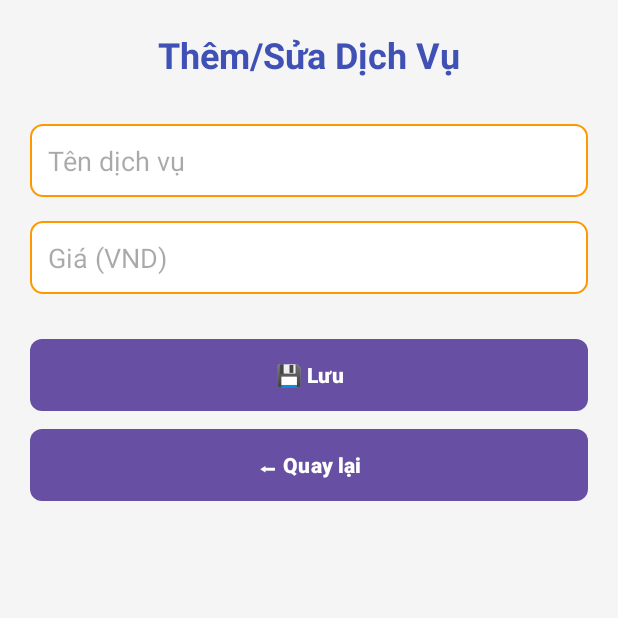
After one commit to qxtruong2004/FootballField, an Android app: the AddEditServiceActivity screen opened directly, with no data from a screen before it, on a phone screen of 412 x 824 dp, the top half of it. The commit adds this screen. Run offline under Robolectric (Android 15) with nearby library versions, the phone set to English and light mode, and no system bars.

Commit message:
build service module, initial database method

```diff
--- a/app/src/main/AndroidManifest.xml
+++ b/app/src/main/AndroidManifest.xml
@@ -23,6 +23,8 @@
         </activity>
         <activity android:name=".activity.RegisterActivity" />
         <activity android:name=".activity.MainActivity" />
+        <activity android:name=".activity.ServiceManagementActivity" />
+        <activity android:name=".activity.AddEditServiceActivity" />
 
     </application>
 
--- /dev/null
+++ b/app/src/main/java/com/example/football_field_management/activity/AddEditServiceActivity.java
@@ -0,0 +1,87 @@
+package com.example.football_field_management.activity;
+
+import android.os.Bundle;
+import android.widget.Button;
+import android.widget.EditText;
+import android.widget.Toast;
+
+import androidx.appcompat.app.AppCompatActivity;
+
+import com.example.football_field_management.R;
+import com.example.football_field_management.database.DatabaseHelper;
+import com.example.football_field_management.model.Service;
+
+public class AddEditServiceActivity extends AppCompatActivity {
+    private EditText nameEditText, priceEditText;
+    private Button saveButton, backButton;
+    private DatabaseHelper dbHelper;
+    private Service service;
+
+    @Override
+    protected void onCreate(Bundle savedInstanceState) {
+        super.onCreate(savedInstanceState);
+        setContentView(R.layout.activity_add_edit_service);
+
+        dbHelper = new DatabaseHelper(this);
+        nameEditText = findViewById(R.id.edit_service_name);
+        priceEditText = findViewById(R.id.edit_service_price);
+        saveButton = findViewById(R.id.button_save);
+        backButton = findViewById(R.id.button_back);
+
+        int serviceId = getIntent().getIntExtra("SERVICE_ID", -1);
+        if (serviceId != -1) {
+            for (Service s : dbHelper.getAllServices()) {
+                if (s.getId() == serviceId) {
+                    service = s;
+                    break;
+                }
+            }
+            if (service != null) {
+                nameEditText.setText(service.getName());
+                priceEditText.setText(String.valueOf(service.getPrice()));
+            }
+        }
+
+        saveButton.setOnClickListener(v -> {
+            String name = nameEditText.getText().toString().trim();
+            String priceStr = priceEditText.getText().toString().trim();
+
+            if (name.isEmpty() || priceStr.isEmpty()) {
+                Toast.makeText(this, "Vui lòng nhập đầy đủ thông tin", Toast.LENGTH_SHORT).show();
+                return;
+            }
+
+            double price;
+            try {
+                price = Double.parseDouble(priceStr);
+            } catch (NumberFormatException e) {
+                Toast.makeText(this, "Giá không hợp lệ", Toast.LENGTH_SHORT).show();
+                return;
+            }
+
+            if (service == null) {
+                service = new Service();
+                service.setName(name);
+                service.setPrice(price);
+                if (dbHelper.addService(service)) {
+                    Toast.makeText(this, "Thêm dịch vụ thành công", Toast.LENGTH_SHORT).show();
+                    finish();
+                } else {
+                    Toast.makeText(this, "Thêm dịch vụ thất bại", Toast.LENGTH_SHORT).show();
+                }
+            } else {
+                service.setName(name);
+                service.setPrice(price);
+                if (dbHelper.updateService(service)) {
+                    Toast.makeText(this, "Cập nhật dịch vụ thành công", Toast.LENGTH_SHORT).show();
+                    finish();
+                } else {
+                    Toast.makeText(this, "Cập nhật dịch vụ thất bại", Toast.LENGTH_SHORT).show();
+                }
+            }
+        });
+
+        backButton.setOnClickListener(v -> finish());
+    }
+
+}
--- /dev/null
+++ b/app/src/main/res/drawable/bg_button_primary.xml
@@ -0,0 +1,14 @@
+<selector xmlns:android="http://schemas.android.com/apk/res/android">
+    <item android:state_pressed="true">
+        <shape android:shape="rectangle">
+            <solid android:color="@color/primary_dark"/>
+            <corners android:radius="8dp"/>
+        </shape>
+    </item>
+    <item>
+        <shape android:shape="rectangle">
+            <solid android:color="@color/primary"/>
+            <corners android:radius="8dp"/>
+        </shape>
+    </item>
+</selector>
--- /dev/null
+++ b/app/src/main/res/drawable/bg_button_secondary.xml
@@ -0,0 +1,14 @@
+<selector xmlns:android="http://schemas.android.com/apk/res/android">
+    <item android:state_pressed="true">
+        <shape android:shape="rectangle">
+            <solid android:color="@color/secondary_dark"/>
+            <corners android:radius="8dp"/>
+        </shape>
+    </item>
+    <item>
+        <shape android:shape="rectangle">
+            <solid android:color="@color/secondary"/>
+            <corners android:radius="8dp"/>
+        </shape>
+    </item>
+</selector>
--- /dev/null
+++ b/app/src/main/res/drawable/bg_edittext.xml
@@ -0,0 +1,7 @@
+<?xml version="1.0" encoding="utf-8"?>
+<shape xmlns:android="http://schemas.android.com/apk/res/android" android:shape="rectangle">
+    <solid android:color="@android:color/white"/>
+    <stroke android:width="1dp" android:color="@color/secondary"/>
+    <corners android:radius="8dp"/>
+    <padding android:left="12dp" android:top="12dp" android:right="12dp" android:bottom="12dp"/>
+</shape>
--- /dev/null
+++ b/app/src/main/res/layout/activity_add_edit_service.xml
@@ -0,0 +1,71 @@
+<?xml version="1.0" encoding="utf-8"?>
+<androidx.constraintlayout.widget.ConstraintLayout xmlns:android="http://schemas.android.com/apk/res/android"
+    xmlns:app="http://schemas.android.com/apk/res-auto"
+    android:layout_width="match_parent"
+    android:layout_height="match_parent"
+    android:background="@color/background"
+    android:padding="20dp">
+
+    <TextView
+        android:id="@+id/text_title"
+        android:layout_width="wrap_content"
+        android:layout_height="wrap_content"
+        android:text="Thêm/Sửa Dịch Vụ"
+        android:textSize="24sp"
+        android:textStyle="bold"
+        android:textColor="@color/primary"
+        app:layout_constraintTop_toTopOf="parent"
+        app:layout_constraintStart_toStartOf="parent"
+        app:layout_constraintEnd_toEndOf="parent" />
+
+    <EditText
+        android:id="@+id/edit_service_name"
+        android:layout_width="0dp"
+        android:layout_height="wrap_content"
+        android:hint="Tên dịch vụ"
+        android:inputType="textCapWords"
+        android:background="@drawable/bg_edittext"
+        app:layout_constraintTop_toBottomOf="@id/text_title"
+        app:layout_constraintStart_toStartOf="parent"
+        app:layout_constraintEnd_toEndOf="parent"
+        android:layout_marginTop="30dp" />
+
+    <EditText
+        android:id="@+id/edit_service_price"
+        android:layout_width="0dp"
+        android:layout_height="wrap_content"
+        android:hint="Giá (VND)"
+        android:inputType="numberDecimal"
+        android:background="@drawable/bg_edittext"
+        app:layout_constraintTop_toBottomOf="@id/edit_service_name"
+        app:layout_constraintStart_toStartOf="parent"
+        app:layout_constraintEnd_toEndOf="parent"
+        android:layout_marginTop="16dp" />
+
+    <Button
+        android:id="@+id/button_save"
+        android:layout_width="0dp"
+        android:layout_height="wrap_content"
+        android:text="💾 Lưu"
+        android:textStyle="bold"
+        android:textColor="@android:color/white"
+        android:background="@drawable/bg_button_primary"
+        app:layout_constraintTop_toBottomOf="@id/edit_service_price"
+        app:layout_constraintStart_toStartOf="parent"
+        app:layout_constraintEnd_toEndOf="parent"
+        android:layout_marginTop="30dp" />
+
+    <Button
+        android:id="@+id/button_back"
+        android:layout_width="0dp"
+        android:layout_height="wrap_content"
+        android:text="⬅ Quay lại"
+        android:textStyle="bold"
+        android:textColor="@android:color/white"
+        android:background="@drawable/bg_button_secondary"
+        app:layout_constraintTop_toBottomOf="@id/button_save"
+        app:layout_constraintStart_toStartOf="parent"
+        app:layout_constraintEnd_toEndOf="parent"
+        android:layout_marginTop="12dp" />
+
+</androidx.constraintlayout.widget.ConstraintLayout>
--- a/app/src/main/res/values/colors.xml
+++ b/app/src/main/res/values/colors.xml
@@ -13,4 +13,9 @@
     <color name="secondary">#FF9800</color> <!-- Cam -->
 
     <color name="error">#E53935</color>   <!-- Đỏ tươi -->
+
+    <color name="primary_text">#212121</color>
+    <color name="secondary_text">#757575</color>
+    <color name="primary_dark">#1976D2</color> <!-- Màu xanh đậm hơn primary -->
+    <color name="secondary_dark">#455A64</color> <!-- Màu xám đậm hơn secondary -->
 </resources>
```
Also changed, not shown: app/src/main/java/com/example/football_field_management/activity/MainActivity.java (+7 -4 lines), app/src/main/java/com/example/football_field_management/activity/ServiceManagementActivity.java (added, +70 -0 lines), app/src/main/java/com/example/football_field_management/adapter/ServiceAdapter.java (added, +74 -0 lines), app/src/main/java/com/example/football_field_management/database/DatabaseHelper.java (+91 -0 lines), app/src/main/java/com/example/football_field_management/model/Service.java (added, +31 -0 lines), app/src/main/java/com/example/football_field_management/model/ServiceUsage.java (added, +40 -0 lines), app/src/main/res/layout/activity_service_management.xml (added, +87 -0 lines), app/src/main/res/layout/item_service.xml (added, +44 -0 lines), app/src/main/res/layout/item_service_usage.xml (added, +59 -0 lines).
